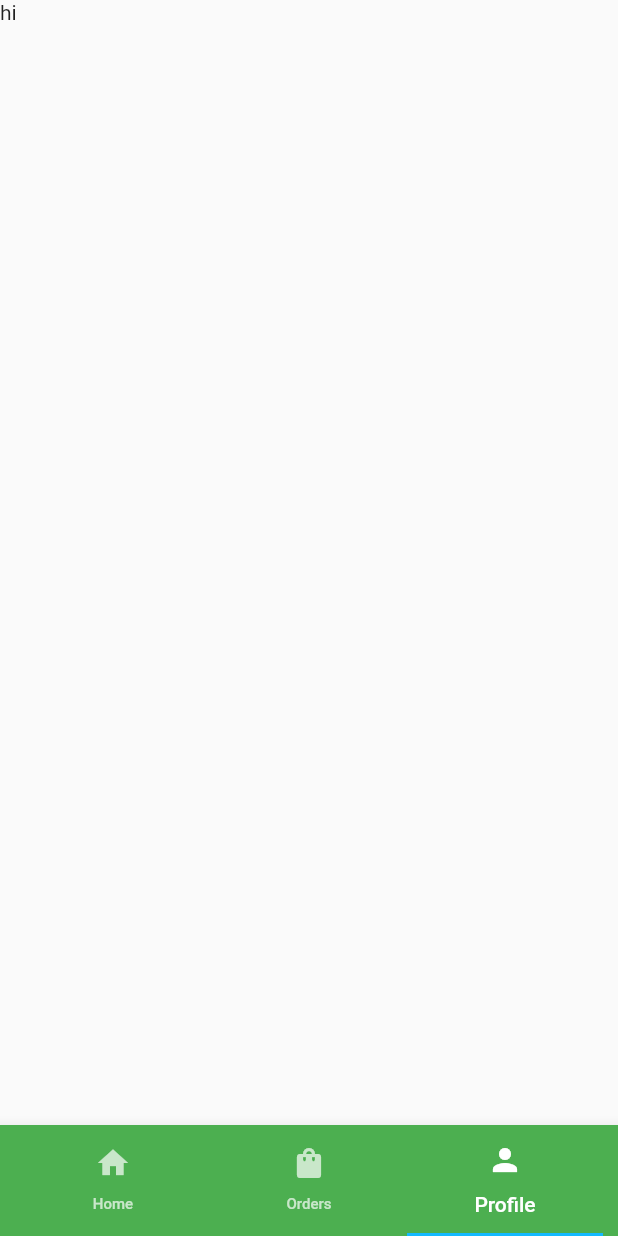
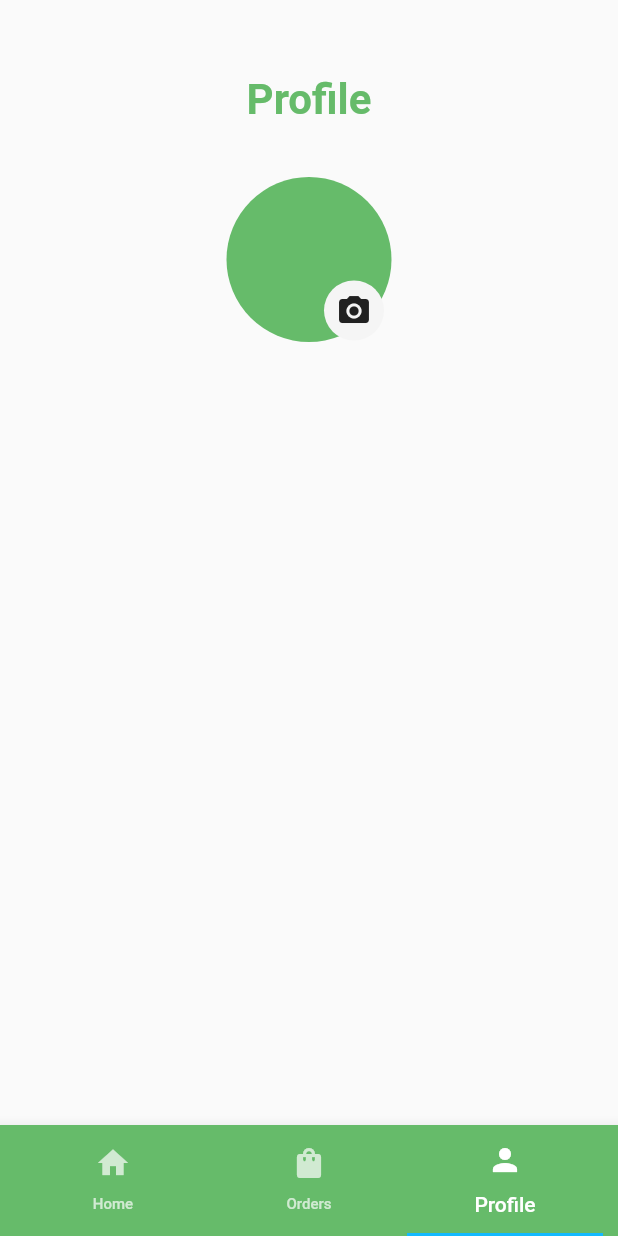
Before and after one commit to wahidap/mrdoc, a Flutter app: the screen it shows after launch, item 3 of the bottom bar chosen, on a phone screen of 412 x 824 dp. Run offline on Flutter 3.47's test engine with Material 2 defaults, Android fonts, the phone set to English and light mode, and no system bars; our stand-ins replace bloc, carousel_slider, flutter_bloc; generated files the repository leaves out were written again.

Commit message:
create profile pages and profile avatar

```diff
--- a/lib/home/view/homepage/home_page.dart
+++ b/lib/home/view/homepage/home_page.dart
@@ -33,7 +33,7 @@ void initState() {
     return Scaffold(
 appBar:PreferredSize(
         preferredSize:Size.fromHeight(80.0) ,
-        child: AppBar(
+        child: AppBar(backgroundColor: Colors.green.shade400,
 
           actions: [
             IconButton(onPressed: () {
@@ -110,7 +110,7 @@ appBar:PreferredSize(
                   Container(
                     width: 200,
                     height: 200,
-                    color: Colors.blue,
+                    color: Colors.green.shade400,
                     child: ProductCard(),
 
                   ),
--- a/lib/home/view/launching_page.dart
+++ b/lib/home/view/launching_page.dart
@@ -86,7 +86,7 @@ void initState() {
 
       // ),
         bottomNavigationBar: BottomAppBar(
-          color: Colors.green,
+          color: Colors.green.shade400,
           child: TabBar(
             padding: EdgeInsets.symmetric(horizontal: 10),
           controller: _tabController,
--- /dev/null
+++ b/lib/home/view/profilepage/modles/profile_model.dart
@@ -0,0 +1,29 @@
+// To parse this JSON data, do
+//
+//     final profile = profileFromJson(jsonString);
+
+import 'dart:convert';
+
+Profile profileFromJson(String str) => Profile.fromJson(json.decode(str));
+
+String profileToJson(Profile data) => json.encode(data.toJson());
+
+class Profile {
+    String title;
+    String icon;
+
+    Profile({
+        required this.title,
+        required this.icon,
+    });
+
+    factory Profile.fromJson(Map<String, dynamic> json) => Profile(
+        title: json["title"],
+        icon: json["icon"],
+    );
+
+    Map<String, dynamic> toJson() => {
+        "title": title,
+        "icon": icon,
+    };
+}
--- a/lib/home/view/profilepage/profile_page.dart
+++ b/lib/home/view/profilepage/profile_page.dart
@@ -11,7 +11,55 @@ class _ProfilePageState extends State<ProfilePage> {
   @override
   Widget build(BuildContext context) {
     return Scaffold(
-      body: Text('hi'),
+      // appBar: AppBar(
+      //   title: Center(child: Text('Profile')),
+
+      // ),
+      body: Center(
+        child: Column(
+          children: [
+            SizedBox(
+              height: 50,
+            ),
+            Text(
+              'Profile',
+              style: TextStyle(
+                  fontSize: 28,
+                  fontWeight: FontWeight.bold,
+                  color: Colors.green.shade400),
+            ),
+
+             SizedBox(
+              height: 35,
+            ),
+             Stack(
+                children: [
+                 CircleAvatar(
+                  radius: 55,
+                  backgroundColor: Colors.green.shade400,
+                 ),
+                 Positioned(
+                  right: 5,
+                  bottom: 1,
+                  child: CircleAvatar(
+                    backgroundColor: Colors.grey.shade100,
+                    radius: 20,
+                    child: IconButton(onPressed: () {
+
+                    }, icon: Icon(Icons.camera_alt,color: Colors.grey.shade900,))))
+                ],
+               ),
+               SizedBox(
+                height: 20,
+
+               ),
+
+
+          ],
+
+        ),
+
+      ),
     );
   }
 }
--- /dev/null
+++ b/lib/home/view/profilepage/tile/profile_tile.dart
@@ -0,0 +1,12 @@
+import 'package:flutter/material.dart';
+
+class ProfileTile extends StatelessWidget {
+  const ProfileTile({super.key});
+
+  @override
+  Widget build(BuildContext context) {
+    return ListTile(
+
+    );
+  }
+}
```
